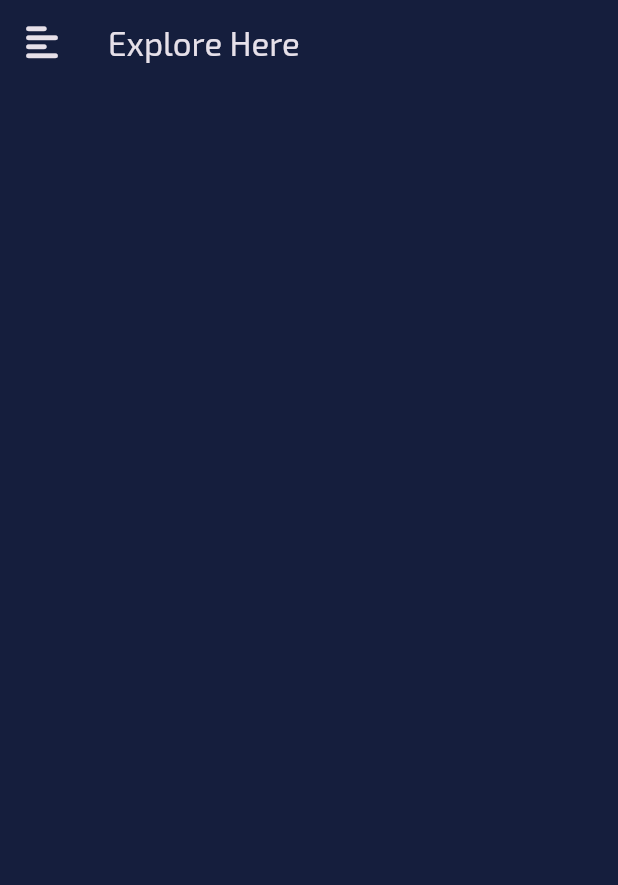
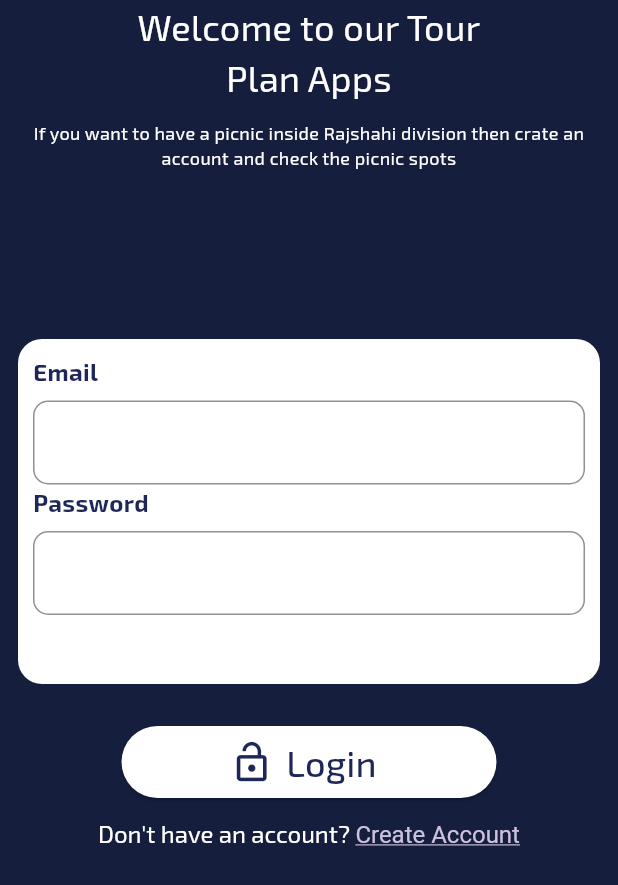
Before and after one commit to MuhammadMehediMNCS/tours-travels_app, a Flutter app: the screen it shows after launch, on a phone screen of 412 x 824 dp. Shown: the top 885 px of the screen. Run offline on Flutter 3.47's test engine with Material 3 defaults, Android fonts, the phone set to English and light mode, and no system bars; our stand-ins replace font_awesome_flutter.

Commit message:
some file added

```diff
--- a/lib/main.dart
+++ b/lib/main.dart
@@ -1,7 +1,6 @@
 import 'package:flutter/material.dart';
-import 'package:font_awesome_flutter/font_awesome_flutter.dart';
-import 'package:tours/page/home_page.dart';
-import 'package:tours/widget/drawer_widget.dart';
+import 'package:tours/page/login_page.dart';
+import 'package:tours/page/signup_page.dart';
 
 void main() {
   runApp(const MyApp());
@@ -18,131 +17,25 @@ class MyApp extends StatelessWidget {
         scaffoldBackgroundColor: Colors.white,
         primaryColor:const Color.fromRGBO(21, 30, 61, 1)
       ),
-      home: const MainPage(),
+      home: const AuthPage(),
     );
   }
 }
 
-class MainPage extends StatefulWidget {
-  const MainPage({super.key});
+class AuthPage extends StatefulWidget {
+  const AuthPage({super.key});
 
   @override
-  State<MainPage> createState() => _MainPageState();
+  State<AuthPage> createState() => _AuthPageState();
 }
 
-class _MainPageState extends State<MainPage> {
-  late double xOffset;
-  late double yOffset;
-  late double scaleFactor;
-  late bool isDrawerOpen;
-  bool isDragging = false;
+class _AuthPageState extends State<AuthPage> {
+  bool isLogin = true;
 
   @override
-  void initState() {
-    super.initState();
+  Widget build(BuildContext context) => isLogin
+    ? LoginPage(onClickedSignUp: toggle)
+    : SignupPage(onClickedLogin: toggle);
 
-    xOffset = 0;
-    yOffset = 0;
-    scaleFactor = 1;
-    isDrawerOpen = true;
-
-    closeDrawer();
-  }
-
-  void openDrawer() => setState(() {
-    xOffset = 220;
-    yOffset = 150;
-    scaleFactor = 0.6;
-    isDrawerOpen = true;
-  });
-
-  void closeDrawer() => setState(() {
-    xOffset = 0;
-    yOffset = 0;
-    scaleFactor = 1;
-    isDrawerOpen = false;
-  });
-
-  @override
-  Widget build(BuildContext context) {
-    return Scaffold(
-      backgroundColor: Theme.of(context).primaryColor,
-      body: Stack(
-        children: [
-          buildDrawer(),
-          buildPage()
-        ],
-      ),
-    );
-  }
-
-  Widget buildDrawer() => SafeArea(
-    child: Column(
-      children: [
-        DrawerWidget(
-          leading: Icons.person,
-          title: 'Profile',
-          onClicked: () {}
-        ),
-        DrawerWidget(
-          leading: FontAwesomeIcons.heartCircleCheck,
-          title: 'Favourites',
-          onClicked: () {}
-        ),
-        DrawerWidget(
-          leading: FontAwesomeIcons.arrowRightFromBracket,
-          title: 'Logout',
-          onClicked: () {}
-        )
-      ],
-    )
-  );
-
-  Widget buildPage() {
-    return PopScope(
-      onPopInvoked: (isDrawerOpen) {
-        closeDrawer();
-      },
-      // () {
-      //   if(isDrawerOpen) {
-      //     closeDrawer();
-
-      //     return false;
-      //   } else {
-      //     return true;
-      //   }
-      // },
-      child: GestureDetector(
-        onTap: closeDrawer,
-        onHorizontalDragStart: (details) => isDragging = true,
-        onHorizontalDragUpdate: (details) {
-          if(!isDragging) return;
-
-          const delta = 1;
-          if(details.delta.dx > delta) {
-            openDrawer();
-          } else if(details.delta.dx < -delta) {
-            closeDrawer();
-          }
-
-          isDragging = false;
-        },
-        child: AnimatedContainer(
-          duration: const Duration(milliseconds: 400),
-          transform: Matrix4.translationValues(xOffset, yOffset, 0)
-            ..scale(scaleFactor),
-          child: AbsorbPointer(
-            absorbing: isDrawerOpen,
-            child: ClipRRect(
-              borderRadius: BorderRadius.circular(isDrawerOpen ? 20 : 0),
-              child: Container(
-                color: isDrawerOpen ? Colors.white12 : Theme.of(context).primaryColor,
-                child: HomePage(drawer: openDrawer)
-              ),
-            )
-          )
-        ),
-      ),
-    );
-  }
+    void toggle() => setState(() => isLogin = !isLogin);
 }
--- /dev/null
+++ b/lib/page/login_page.dart
@@ -0,0 +1,108 @@
+import 'package:flutter/gestures.dart';
+import 'package:flutter/material.dart';
+import 'package:tours/page/drawer_menu_page.dart';
+import 'package:tours/widget/textfield_widget.dart';
+
+class LoginPage extends StatefulWidget {
+  final VoidCallback onClickedSignUp;
+
+  const LoginPage({super.key, required this.onClickedSignUp});
+
+  @override
+  State<LoginPage> createState() => _LoginPageState();
+}
+
+class _LoginPageState extends State<LoginPage> {
+  @override
+  Widget build(BuildContext context) {
+    return Scaffold(
+      backgroundColor: Theme.of(context).primaryColor,
+      body: SafeArea(
+        child: SingleChildScrollView(
+          child: Column(
+            children: [
+              buildText(
+                'Welcome to our Tour\nPlan Apps',
+                24,
+                Colors.white
+              ),
+              const SizedBox(height: 12),
+              buildText(
+                'If you want to have a picnic inside Rajshahi division then crate an account and check the picnic spots',
+                12,
+                Colors.white
+              ),
+              const SizedBox(height: 100),
+              Padding(
+                padding: const EdgeInsets.all(12),
+                child: Container(
+                  padding: const EdgeInsets.all(10),
+                  height: 230,
+                  width: MediaQuery.of(context).size.width,
+                  decoration: BoxDecoration(
+                    color: Colors.white,
+                    borderRadius: BorderRadius.circular(16)
+                  ),
+                  child: const Column(
+                    children: [
+                      TextFieldWidget(label: 'Email',),
+                      TextFieldWidget(label: 'Password',)
+                    ],
+                  )
+                ),
+              ),
+              const SizedBox(height: 16),
+              ElevatedButton.icon(
+                style: ElevatedButton.styleFrom(
+                  backgroundColor: Colors.white,
+                  minimumSize: const Size(250,48) //Size.fromHeight(50)
+                ),
+                icon: const Icon(Icons.lock_open, size: 30, color: Color(0xff1E2758)),
+                label: buildText(
+                  'Login',
+                  24,
+                  const Color(0xff1E2758)
+                ),
+                onPressed: () {
+                  Navigator.push(context, MaterialPageRoute(builder: (context) => const DrawerMenuPage()));
+                },
+              ),
+              const SizedBox(height: 14),
+              RichText(
+                text: TextSpan(
+                  style: const TextStyle(
+                    fontFamily: 'Exo2',
+                    fontSize: 16,
+                    color: Colors.white
+                  ),
+                  text: "Don't have an account? ",
+                  children: [
+                    TextSpan(
+                      recognizer: TapGestureRecognizer()
+                        ..onTap = widget.onClickedSignUp,
+                      text: 'Create Account',
+                      style: TextStyle(
+                        decoration: TextDecoration.underline,
+                        color: Theme.of(context).colorScheme.secondary
+                      )
+                    )
+                  ]
+                )
+              ),
+            ],
+          ),
+        ),
+      ),
+    );
+  }
+
+  Widget buildText(String text, double fontSize, Color color) => Text(
+    text,
+    textAlign: TextAlign.center,
+    style: TextStyle(
+      fontFamily: 'Exo2',
+      fontSize: fontSize,
+      color: color
+    ),
+  );
+}
--- /dev/null
+++ b/lib/widget/textfield_widget.dart
@@ -0,0 +1,42 @@
+import 'package:flutter/material.dart';
+
+class TextFieldWidget extends StatefulWidget {
+  final String label;
+
+  const TextFieldWidget({
+    super.key,
+    required this.label,
+  });
+
+  @override
+  State<TextFieldWidget> createState() => _TextFieldWidgetState();
+}
+
+class _TextFieldWidgetState extends State<TextFieldWidget> {
+  @override
+  Widget build(BuildContext context) => Column(
+    crossAxisAlignment: CrossAxisAlignment.start,
+    children: [
+      Text(
+        widget.label,
+        style: const TextStyle(
+          fontFamily: 'Exo2',
+          fontSize: 16,
+          fontWeight: FontWeight.bold,
+          color: Color(0xff1E2758)
+        ),
+      ),
+      const SizedBox(height: 8),
+      TextFormField(
+        cursorColor: const Color(0xff1E2758),
+        style: const TextStyle(fontFamily: 'Exo2', color: Color(0xff1E2758)),
+        decoration: InputDecoration(
+          border: OutlineInputBorder(
+            borderRadius: BorderRadius.circular(10),
+            borderSide: BorderSide(color: Theme.of(context).primaryColor)
+          )
+        ),
+      )
+    ],
+  );
+}
```
Also changed, not shown: lib/page/drawer_menu_page.dart (added, +128 -0 lines), lib/page/signup_page.dart (added, +108 -0 lines).
